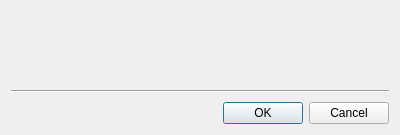
Before: the Qt Designer form client/libclient/src/ui/dialogs/resource_properties/change_user_password_dialog.ui in networkoptix/nx_open, drawn with Qt 5.
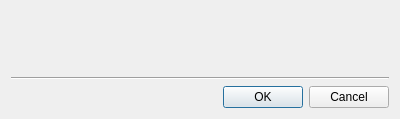
After: the same form once the commit is applied. Custom widgets are drawn as their Qt base class.

Commit message:
VMS-3749: Change field order in "Change password" dialog
Also fixed some margins and enabled vertical resize-to-contents mode for the dialog.

<==== Mercurial data ====>
Branch: dev_3.0.0_gui

```diff
--- a/client/libclient/src/ui/dialogs/resource_properties/change_user_password_dialog.ui
+++ b/client/libclient/src/ui/dialogs/resource_properties/change_user_password_dialog.ui
@@ -7,9 +7,15 @@
     <x>0</x>
     <y>0</y>
     <width>400</width>
-    <height>135</height>
+    <height>119</height>
    </rect>
   </property>
+  <property name="sizePolicy">
+   <sizepolicy hsizetype="Preferred" vsizetype="Fixed">
+    <horstretch>0</horstretch>
+    <verstretch>0</verstretch>
+   </sizepolicy>
+  </property>
   <property name="minimumSize">
    <size>
     <width>240</width>
@@ -34,9 +40,6 @@
         <property name="topMargin">
          <number>8</number>
         </property>
-        <property name="bottomMargin">
-         <number>8</number>
-        </property>
         <item>
          <widget class="QnInputField" name="currentPasswordInputField" native="true"/>
         </item>
@@ -45,27 +48,8 @@
      </layout>
     </widget>
    </item>
-   <item>
-    <spacer name="verticalSpacer">
-     <property name="orientation">
-      <enum>Qt::Vertical</enum>
-     </property>
-     <property name="sizeHint" stdset="0">
-      <size>
-       <width>20</width>
-       <height>40</height>
-      </size>
-     </property>
-    </spacer>
-   </item>
    <item>
     <widget class="Line" name="line">
-     <property name="minimumSize">
-      <size>
-       <width>0</width>
-       <height>10</height>
-      </size>
-     </property>
      <property name="orientation">
       <enum>Qt::Horizontal</enum>
      </property>
```
Left out of the diff: 22 changed lines with no effect on the pictures. The commit also changes 1 other file.
